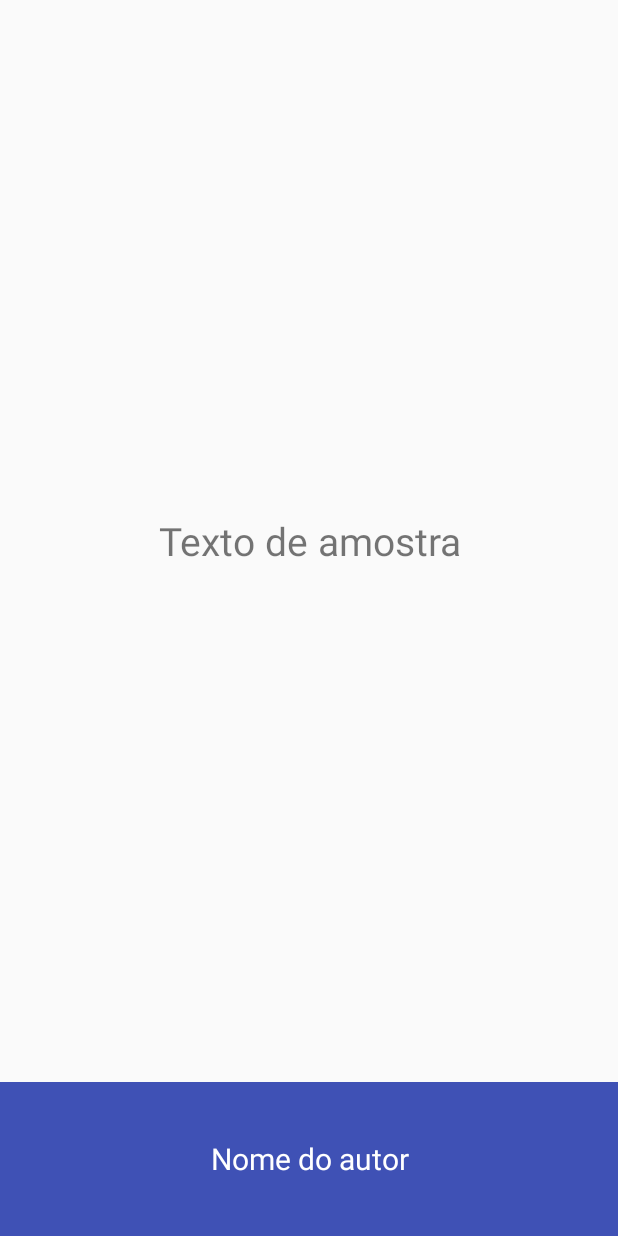
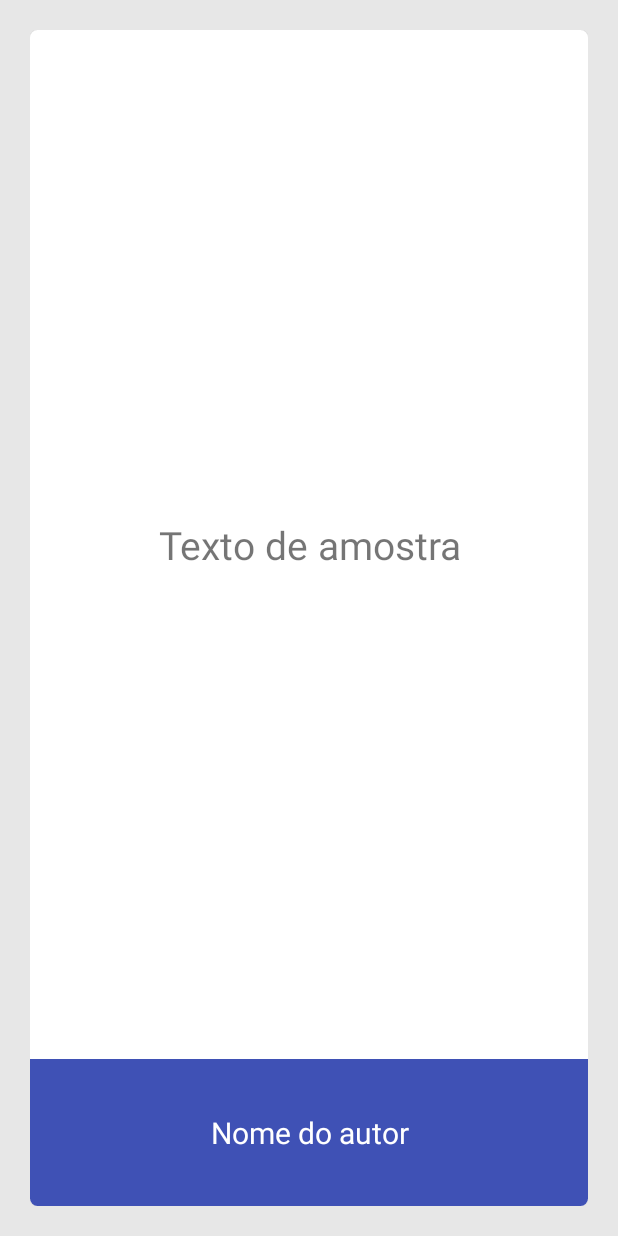
Before and after one commit to valdyrtorres/palavrasdepoder, an Android app: the layout slide_layout.xml on its own in the app's theme, with its tools: preview values and no code run, on a phone screen of 412 x 824 dp. Run offline under Robolectric (Android 15) with nearby library versions, the phone set to English and light mode, and no system bars.

Commit message:
adicionando card view e tela inicial

```diff
--- a/app/build.gradle
+++ b/app/build.gradle
@@ -22,6 +22,7 @@ dependencies {
     implementation fileTree(dir: 'libs', include: ['*.jar'])
     implementation 'com.android.support:appcompat-v7:28.0.0-rc01'
     implementation 'com.android.support.constraint:constraint-layout:1.1.2'
+    implementation 'com.android.support:cardview-v7:28.0.0-rc01'
     testImplementation 'junit:junit:4.12'
     androidTestImplementation 'com.android.support.test:runner:1.0.2'
     androidTestImplementation 'com.android.support.test.espresso:espresso-core:3.0.2'
--- a/app/src/main/java/br/com/roentgen/palavrasdepoder/MainActivity.java
+++ b/app/src/main/java/br/com/roentgen/palavrasdepoder/MainActivity.java
@@ -32,6 +32,7 @@ public class MainActivity extends AppCompatActivity {
                 Log.d("MainActivity", quote + "---by " + author);
 
                 Quote qt = new Quote(quote, author);
+                list.add(qt);
             }
 
         } catch (IOException e) {
@@ -39,9 +40,8 @@ public class MainActivity extends AppCompatActivity {
         }
 
         ViewPager viewPager = findViewById(R.id.viewpager);
-        //QuotePageAdapter adapter = new QuotePageAdapter()
-
-
+        QuotePageAdapter adapter = new QuotePageAdapter(list,this);
+        viewPager.setAdapter(adapter);
 
     }
 }
--- a/app/src/main/java/br/com/roentgen/palavrasdepoder/QuotePageAdapter.java
+++ b/app/src/main/java/br/com/roentgen/palavrasdepoder/QuotePageAdapter.java
@@ -34,7 +34,13 @@ public class QuotePageAdapter extends PagerAdapter{
         quote.setText(object.getQuote());
         author.setText(object.getAuthor());
 
+        container.addView(layout);
         return layout;
+    }
+
+    @Override
+    public void destroyItem(@NonNull ViewGroup container, int position, @NonNull Object object) {
+        container.removeView((View) object);
     }
 
     @Override
--- a/app/src/main/res/layout/slide_layout.xml
+++ b/app/src/main/res/layout/slide_layout.xml
@@ -1,9 +1,23 @@
 <?xml version="1.0" encoding="utf-8"?>
-<LinearLayout
-    xmlns:android="http://schemas.android.com/apk/res/android"
+<LinearLayout xmlns:android="http://schemas.android.com/apk/res/android"
+    android:layout_width="match_parent"
+    android:layout_height="match_parent"
+    xmlns:app="http://schemas.android.com/apk/res-auto"
     android:orientation="vertical"
+    android:background="#e7e7e7"
+    android:padding="20sp">
+
+    <android.support.v7.widget.CardView
+        app:cardCornerRadius="5dp"
+        app:cardElevation="2dp"
         android:layout_width="match_parent"
         android:layout_height="match_parent">
+
+        <LinearLayout
+            android:layout_width="match_parent"
+            android:layout_height="match_parent"
+            android:orientation="vertical"
+            android:weightSum="8">
 
             <TextView
                 android:id="@+id/quoteHolder"
@@ -25,5 +39,7 @@
                 android:layout_width="match_parent"
                 android:layout_height="match_parent" />
 
+        </LinearLayout>
 
+    </android.support.v7.widget.CardView>
 </LinearLayout>
```
Lines whose indentation alone changed are shown as unchanged.
